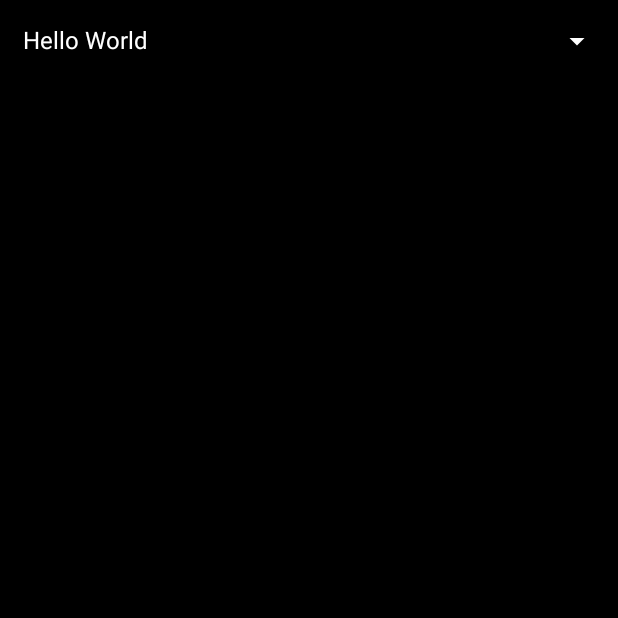
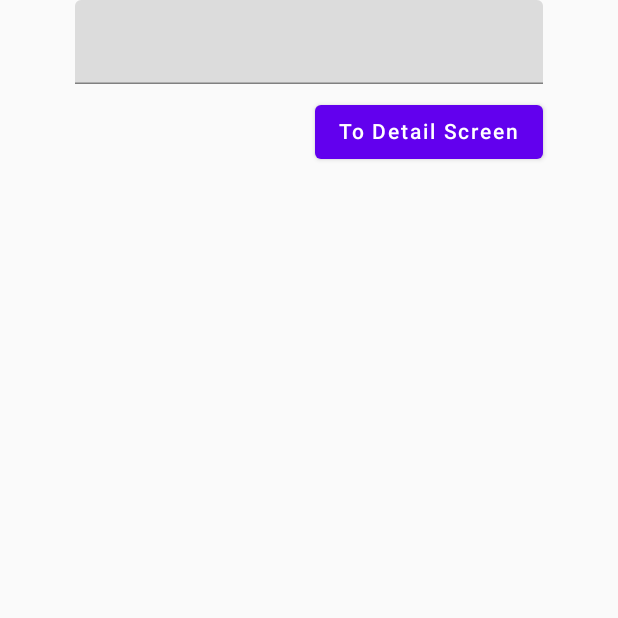
Before and after one commit to RagulMohankumarr/Jetpack-Compose, an Android app built with Jetpack Compose: the screen it shows after launch (MainActivity), on a phone screen of 412 x 824 dp, the top half of it. Before the commit the part shown is almost empty. Run offline under Robolectric (Android 15) with nearby library versions, the phone set to English and light mode, and no system bars; our stand-ins replace constraintlayout-compose; 1 statement that could not run was skipped.

Commit message:
Jetpack Compose - Navigation with passing arguements

```diff
--- a/app/build.gradle
+++ b/app/build.gradle
@@ -59,4 +59,7 @@ dependencies {
     androidTestImplementation "androidx.compose.ui:ui-test-junit4:$compose_version"
     debugImplementation "androidx.compose.ui:ui-tooling:$compose_version"
     implementation "androidx.constraintlayout:constraintlayout-compose:1.0.0-alpha07"
+
+    //Navigation
+    implementation "androidx.navigation:navigation-compose:2.4.0-alpha04"
 }
--- a/app/src/main/java/com/example/jetpackcomposesample/MainActivity.kt
+++ b/app/src/main/java/com/example/jetpackcomposesample/MainActivity.kt
@@ -79,88 +79,7 @@ class MainActivity : ComponentActivity() {
         super.onCreate(savedInstanceState)
 
         setContent {
-            Surface(
-                color = Color.Black,
-                modifier = Modifier.fillMaxSize()
-            ) {
-                DropDown(
-                    text = "Hello World",
-                    modifier = Modifier.padding(15.dp)
-                ) {
-                    Text(
-                        text = "This is now revealed",
-                        modifier = Modifier
-                            .fillMaxWidth()
-                            .height(100.dp)
-                            .background(
-                                Green
-                            )
-                    )
-
-                }
-            }
-        }
-    }
-
-    @Composable
-    fun DropDown(
-        text: String,
-        modifier: Modifier = Modifier,
-        initiallyOpened: Boolean = false,
-        content: @Composable () -> Unit
-    ) {
-        var isOpen by remember {
-            mutableStateOf(initiallyOpened)
-        }
-        var alpha = animateFloatAsState(
-            targetValue = if (isOpen) 1f else 0f,
-            animationSpec = tween(
-                durationMillis = 300
-            )
-        )
-        var rotateX = animateFloatAsState(
-            targetValue = if (isOpen) 0f else -90f,
-            animationSpec = tween(
-                durationMillis = 300
-            )
-        )
-        Column(
-            modifier = modifier.fillMaxSize()
-        ) {
-            Row(
-                horizontalArrangement = Arrangement.SpaceBetween,
-                verticalAlignment = Alignment.CenterVertically,
-                modifier = Modifier.fillMaxWidth()
-            ) {
-                Text(
-                    text = text,
-                    color = Color.White,
-                    fontSize = 16.sp
-                )
-                Icon(
-                    imageVector = Icons.Default.ArrowDropDown,
-                    contentDescription = "Open or Close the drop down",
-                    tint = Color.White,
-                    modifier = Modifier
-                        .clickable {
-                            isOpen = !isOpen
-                        }
-                        .scale(1f, if (isOpen) -1f else 1f)
-
-                )
-            }
-            Box(
-                contentAlignment = Alignment.Center,
-                modifier = Modifier
-                    .fillMaxWidth()
-                    .graphicsLayer {
-                        transformOrigin = TransformOrigin(0.5f, 0f)
-                        rotationX = rotateX.value
-                    }
-                    .alpha(alpha.value)
-            ) {
-                content()
-            }
+            Navigation()
         }
     }
 }
--- /dev/null
+++ b/app/src/main/java/com/example/jetpackcomposesample/Navigation.kt
@@ -0,0 +1,79 @@
+package com.example.jetpackcomposesample
+
+import androidx.compose.foundation.layout.*
+import androidx.compose.material.Button
+import androidx.compose.material.Text
+import androidx.compose.material.TextField
+import androidx.compose.runtime.Composable
+import androidx.compose.runtime.mutableStateOf
+import androidx.compose.runtime.*
+import androidx.compose.ui.Alignment
+import androidx.compose.ui.Modifier
+import androidx.compose.ui.unit.dp
+import androidx.navigation.NavController
+import androidx.navigation.NavType
+import androidx.navigation.compose.NavHost
+import androidx.navigation.compose.composable
+import androidx.navigation.compose.navArgument
+import androidx.navigation.compose.rememberNavController
+
+@Composable
+fun Navigation() {
+    var navController = rememberNavController()
+    NavHost(navController = navController, startDestination = Screen.MainScreen.route) {
+        composable(route = Screen.MainScreen.route) {
+            MainScreen(navController = navController)
+        }
+        composable(
+            route = Screen.DetailsScreen.route + "/{name}",
+            arguments = listOf(
+                navArgument("name") {
+                    type = NavType.StringType
+                    defaultValue = "Ragul"
+                    nullable = true
+                }
+            )
+        ) { entry ->
+            DetailScreen(name = entry.arguments?.getString("name"))
+        }
+    }
+}
+
+@Composable
+fun MainScreen(navController: NavController) {
+    var name by remember {
+        mutableStateOf("")
+    }
+    Column(
+        verticalArrangement = Arrangement.Center,
+        modifier = Modifier
+            .fillMaxWidth()
+            .padding(horizontal = 50.dp)
+    ) {
+        TextField(
+            value = name, onValueChange = {
+                name = it
+            },
+            modifier = Modifier.fillMaxWidth()
+        )
+        Spacer(modifier = Modifier.height(8.dp))
+        Button(
+            onClick = {
+                navController.navigate(Screen.DetailsScreen.withArgs(name))
+            },
+            modifier = Modifier.align(Alignment.End)
+        ) {
+            Text(text = "To Detail Screen")
+        }
+    }
+}
+
+@Composable
+fun DetailScreen(name: String?) {
+    Box(
+        contentAlignment = Alignment.Center,
+        modifier = Modifier.fillMaxSize()
+    ) {
+        Text(text = " Hello $name")
+    }
+}
--- /dev/null
+++ b/app/src/main/java/com/example/jetpackcomposesample/Screen.kt
@@ -0,0 +1,16 @@
+package com.example.jetpackcomposesample
+
+sealed class Screen(var route: String) {
+    object MainScreen : Screen("main_screen")
+    object DetailsScreen : Screen("details_screen")
+
+    fun withArgs(vararg arg: String): String {
+        return buildString {
+            append(route)
+            arg.forEach {
+                append("/$it")
+            }
+        }
+
+    }
+}
```
